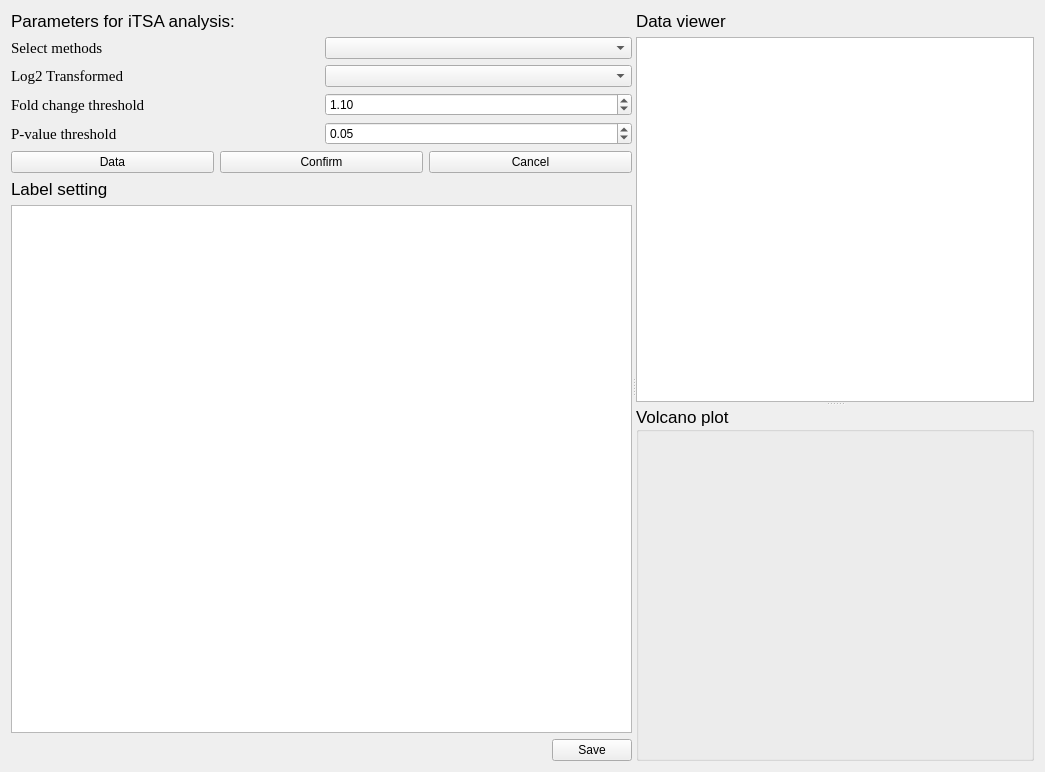
Above: AnaliTSA.ui from hcji/ProSAP before the change. Below: the same form after it.
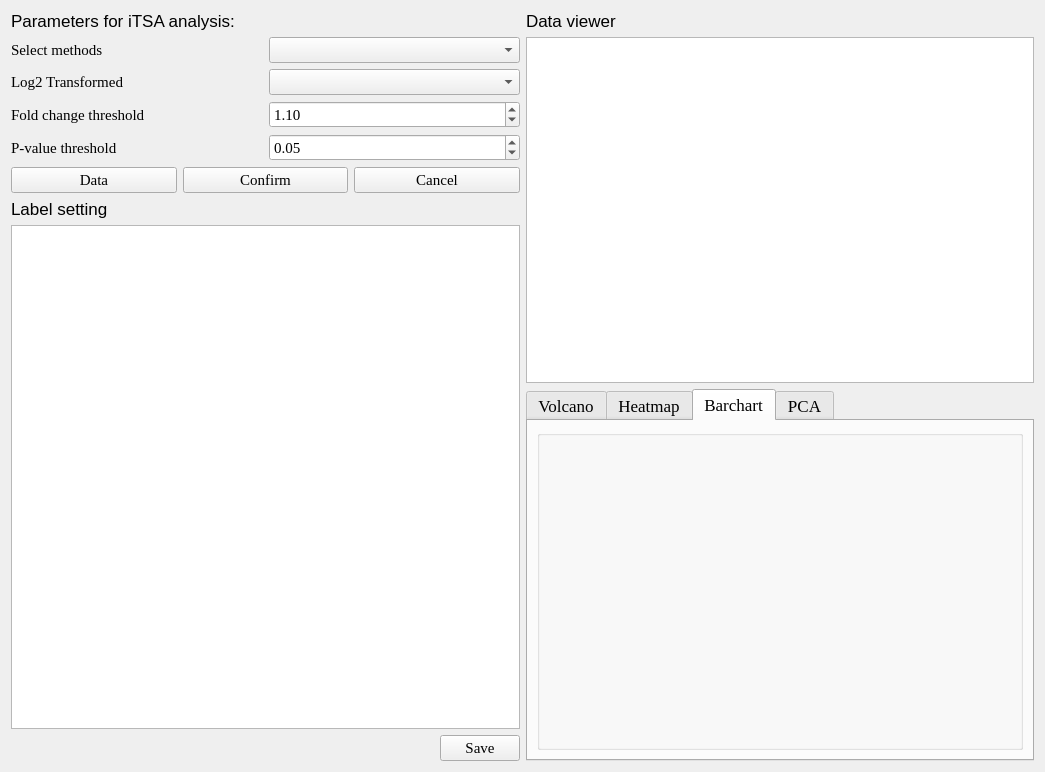
That is the form after the change. The open tabs and pages were chosen to show the change.

The edit to the form file:
```diff
--- a/AnaliTSA.ui
+++ b/AnaliTSA.ui
@@ -10,16 +10,19 @@
     <height>772</height>
    </rect>
   </property>
+  <property name="font">
+   <font>
+    <family>Times New Roman</family>
+    <pointsize>11</pointsize>
+   </font>
+  </property>
   <property name="windowTitle">
    <string>Form</string>
   </property>
-  <layout class="QGridLayout" name="gridLayout">
+  <layout class="QGridLayout" name="gridLayout_5">
    <item row="0" column="0">
-    <widget class="QSplitter" name="splitter_2">
-     <property name="orientation">
-      <enum>Qt::Horizontal</enum>
-     </property>
-     <widget class="QWidget" name="">
+    <layout class="QHBoxLayout" name="horizontalLayout_7">
+     <item>
       <layout class="QVBoxLayout" name="verticalLayout_4">
        <item>
         <layout class="QVBoxLayout" name="verticalLayout_3">
@@ -206,12 +209,10 @@
         </layout>
        </item>
       </layout>
-     </widget>
-     <widget class="QSplitter" name="splitter">
-      <property name="orientation">
-       <enum>Qt::Vertical</enum>
-      </property>
-      <widget class="QWidget" name="">
+     </item>
+     <item>
+      <layout class="QVBoxLayout" name="verticalLayout_5">
+       <item>
        <layout class="QVBoxLayout" name="verticalLayout">
         <item>
          <widget class="QLabel" name="label_11">
@@ -237,12 +238,39 @@
          </widget>
         </item>
        </layout>
-      </widget>
+       </item>
+       <item>
+        <widget class="QTabWidget" name="tabWidget">
+         <property name="minimumSize">
+          <size>
+           <width>0</width>
+           <height>300</height>
+          </size>
+         </property>
+         <property name="font">
+          <font>
+           <pointsize>13</pointsize>
+          </font>
+         </property>
+         <property name="currentIndex">
+          <number>0</number>
+         </property>
+         <widget class="QWidget" name="vocano">
+          <property name="font">
+           <font>
+            <pointsize>12</pointsize>
+           </font>
+          </property>
+          <attribute name="title">
+           <string>Volcano</string>
+          </attribute>
+          <layout class="QGridLayout" name="gridLayout">
+           <item row="0" column="0">
       <widget class="QGroupBox" name="groupBoxVolcano">
        <property name="minimumSize">
         <size>
          <width>0</width>
-         <height>250</height>
+               <height>0</height>
         </size>
        </property>
        <property name="font">
@@ -252,13 +280,99 @@
         </font>
        </property>
        <property name="title">
-        <string>Volcano plot</string>
-       </property>
-      </widget>
-     </widget>
+              <string/>
+             </property>
+            </widget>
+           </item>
+          </layout>
+         </widget>
+         <widget class="QWidget" name="heatmap">
+          <attribute name="title">
+           <string>Heatmap</string>
+          </attribute>
+          <layout class="QGridLayout" name="gridLayout_2">
+           <item row="0" column="0">
+            <widget class="QGroupBox" name="groupBoxHeatmap">
+             <property name="minimumSize">
+              <size>
+               <width>0</width>
+               <height>0</height>
+              </size>
+             </property>
+             <property name="font">
+              <font>
+               <family>Arial</family>
+               <pointsize>13</pointsize>
+              </font>
+             </property>
+             <property name="title">
+              <string/>
+             </property>
     </widget>
    </item>
   </layout>
+         </widget>
+         <widget class="QWidget" name="barchart">
+          <attribute name="title">
+           <string>Barchart</string>
+          </attribute>
+          <layout class="QGridLayout" name="gridLayout_3">
+           <item row="0" column="0">
+            <widget class="QGroupBox" name="groupBoxBarchart">
+             <property name="minimumSize">
+              <size>
+               <width>0</width>
+               <height>0</height>
+              </size>
+             </property>
+             <property name="font">
+              <font>
+               <family>Arial</family>
+               <pointsize>13</pointsize>
+              </font>
+             </property>
+             <property name="title">
+              <string/>
+             </property>
+            </widget>
+           </item>
+          </layout>
+         </widget>
+         <widget class="QWidget" name="pcaplot">
+          <attribute name="title">
+           <string>PCA</string>
+          </attribute>
+          <layout class="QGridLayout" name="gridLayout_4">
+           <item row="0" column="0">
+            <widget class="QGroupBox" name="groupBoxPCA">
+             <property name="minimumSize">
+              <size>
+               <width>0</width>
+               <height>0</height>
+              </size>
+             </property>
+             <property name="font">
+              <font>
+               <family>Arial</family>
+               <pointsize>13</pointsize>
+              </font>
+             </property>
+             <property name="title">
+              <string/>
+             </property>
+            </widget>
+           </item>
+          </layout>
+         </widget>
+        </widget>
+       </item>
+      </layout>
+     </item>
+    </layout>
+   </item>
+  </layout>
+  <zorder>tabWidget</zorder>
+  <zorder>splitter_2</zorder>
  </widget>
  <resources/>
  <connections/>
```
Lines whose indentation alone changed are shown as unchanged.
